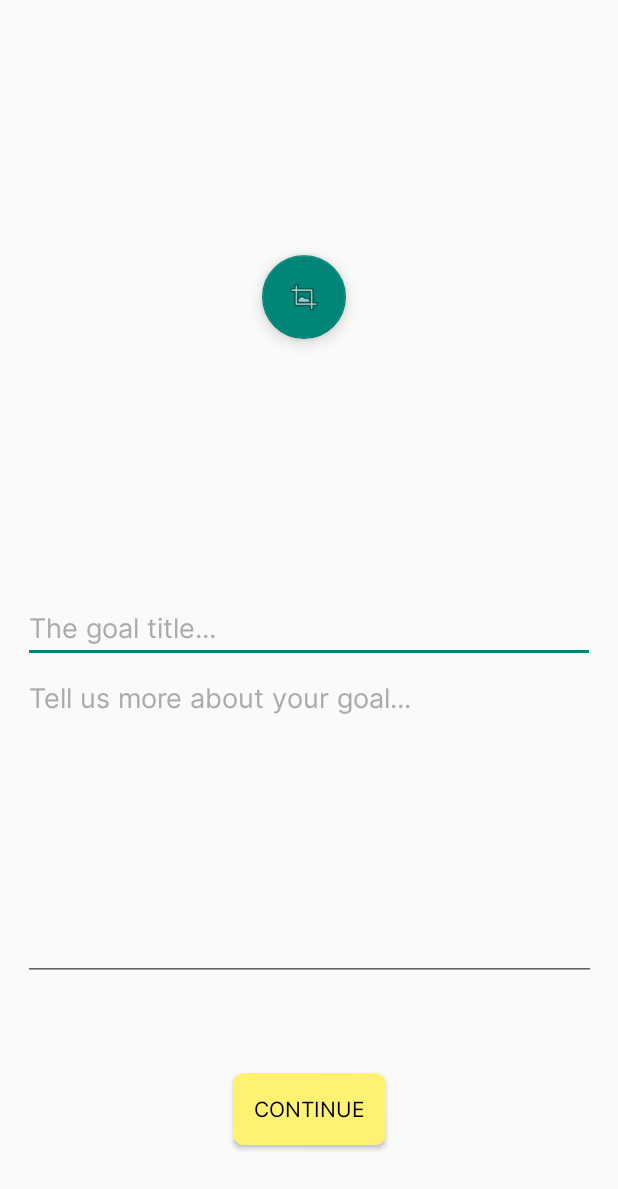
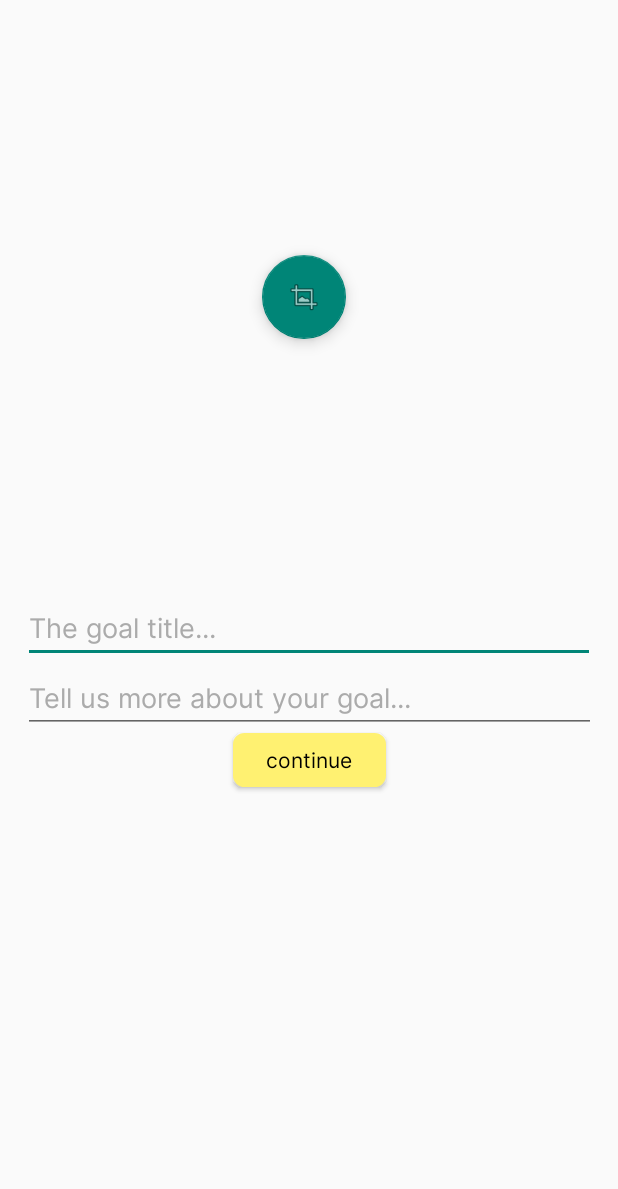
Before and after one commit to antizep/DayPlanned, an Android app: the layout activity_add_schedule.xml on its own in the app's theme, with its tools: preview values and no code run, on a phone screen of 412 x 824 dp. Shown: the top 1189 px of the screen. Run offline under Robolectric (Android 15) with nearby library versions, the phone set to English and light mode, and no system bars.

Commit message:
Změny v designu

```diff
--- /dev/null
+++ b/app/src/main/res/drawable/yellow_cursor.xml
@@ -0,0 +1,5 @@
+<?xml version="1.0" encoding="utf-8"?>
+<shape xmlns:android="http://schemas.android.com/apk/res/android" android:shape="rectangle" >
+    <size android:width="1dp" />
+    <solid android:color="@color/base_yellow"/>
+</shape>
--- a/app/src/main/res/layout/activity_add_schedule.xml
+++ b/app/src/main/res/layout/activity_add_schedule.xml
@@ -1,9 +1,14 @@
 <?xml version="1.0" encoding="utf-8"?>
-<androidx.constraintlayout.widget.ConstraintLayout xmlns:android="http://schemas.android.com/apk/res/android"
+
+<ScrollView xmlns:android="http://schemas.android.com/apk/res/android"
     xmlns:app="http://schemas.android.com/apk/res-auto"
     xmlns:tools="http://schemas.android.com/tools"
     android:layout_width="match_parent"
-    android:layout_height="match_parent"
+    android:layout_height="match_parent">
+
+    <androidx.constraintlayout.widget.ConstraintLayout
+        android:layout_width="match_parent"
+        android:layout_height="wrap_content"
         tools:context=".AddScheduleActivity">
 
 
@@ -17,45 +22,55 @@
             android:ems="10"
             android:fontFamily="@font/inter_regular"
             android:gravity="start|top"
+            android:hint="@string/the_goal_title"
             android:inputType="textMultiLine"
-        android:textColor="@color/base_shady2"
+            android:textColor="@color/base_black"
+            android:textColorHighlight="@color/base_shady2"
+            android:textColorHint="@color/base_shady2"
+            android:textColorLink="@color/base_yellow"
+            android:textCursorDrawable="@drawable/yellow_cursor"
             app:layout_constraintEnd_toEndOf="parent"
             app:layout_constraintHorizontal_bias="0.5"
             app:layout_constraintStart_toStartOf="parent"
-        app:layout_constraintTop_toBottomOf="@+id/scheduleImage"
-        tools:text="@string/the_goal_title" />
+            app:layout_constraintTop_toBottomOf="@+id/scheduleImage" />
 
         <EditText
             android:id="@+id/descriptionSchedule"
             android:layout_width="382dp"
-        android:layout_height="212dp"
+            android:layout_height="wrap_content"
             android:layout_marginStart="15dp"
             android:layout_marginEnd="15dp"
             android:ems="10"
             android:fontFamily="@font/inter_regular"
             android:gravity="start|top"
+            android:hint="@string/tell_us_mere_about_your_goal"
             android:inputType="textMultiLine"
-        android:textColor="@color/base_shady2"
+            android:textColor="@color/base_black"
+            android:textColorHighlight="@color/base_shady2"
+            android:textColorHint="@color/base_shady2"
+            android:textColorLink="@color/base_yellow"
+            android:textCursorDrawable="@color/base_yellow"
             app:layout_constraintEnd_toEndOf="parent"
             app:layout_constraintHorizontal_bias="0.0"
             app:layout_constraintStart_toStartOf="parent"
-        app:layout_constraintTop_toBottomOf="@+id/textChedule"
-        tools:text="@string/tell_us_mere_about_your_goal" />
+            app:layout_constraintTop_toBottomOf="@+id/textChedule" />
 
         <Button
             android:id="@+id/addScheduleButton"
-        android:layout_width="wrap_content"
-        android:layout_height="wrap_content"
+            android:layout_width="102dp"
+            android:layout_height="36dp"
+            android:layout_marginBottom="10dp"
             android:background="@drawable/button_text_shape"
             android:fontFamily="@font/inter_regular"
-        android:text="далее"
+            android:text="@string/continue_text"
+            android:textAppearance="@style/TextAppearance.AppCompat.Medium"
             android:textColor="@color/base_black"
+            android:textSize="14sp"
             app:layout_constraintBottom_toBottomOf="parent"
             app:layout_constraintEnd_toEndOf="parent"
             app:layout_constraintHorizontal_bias="0.5"
             app:layout_constraintStart_toStartOf="parent"
-        app:layout_constraintTop_toBottomOf="@+id/descriptionSchedule"
-        tools:text="@string/continue_text" />
+            app:layout_constraintTop_toBottomOf="@+id/descriptionSchedule" />
 
         <com.google.android.material.floatingactionbutton.FloatingActionButton
             android:id="@+id/addImagesButton"
@@ -84,3 +99,4 @@
             tools:visibility="visible" />
 
     </androidx.constraintlayout.widget.ConstraintLayout>
+</ScrollView>
--- a/app/src/main/res/layout/activity_set_period.xml
+++ b/app/src/main/res/layout/activity_set_period.xml
@@ -69,14 +69,18 @@
             android:id="@+id/radioButtonDaily"
             android:layout_width="wrap_content"
             android:layout_height="match_parent"
+            android:buttonTint="@color/base_yellow"
             android:text="@string/everyday" />
 
         <RadioButton
             android:id="@+id/radioButtonWeekly"
             android:layout_width="wrap_content"
             android:layout_height="wrap_content"
+            android:buttonTint="@color/base_yellow"
             android:checked="true"
-            android:text="по дням" />
+            android:text="по дням"
+            android:textColorHighlight="@color/base_yellow"
+            android:textColorLink="@color/base_yellow" />
     </RadioGroup>
 
     <com.google.android.material.chip.ChipGroup
```
Lines whose indentation alone changed are shown as unchanged.
